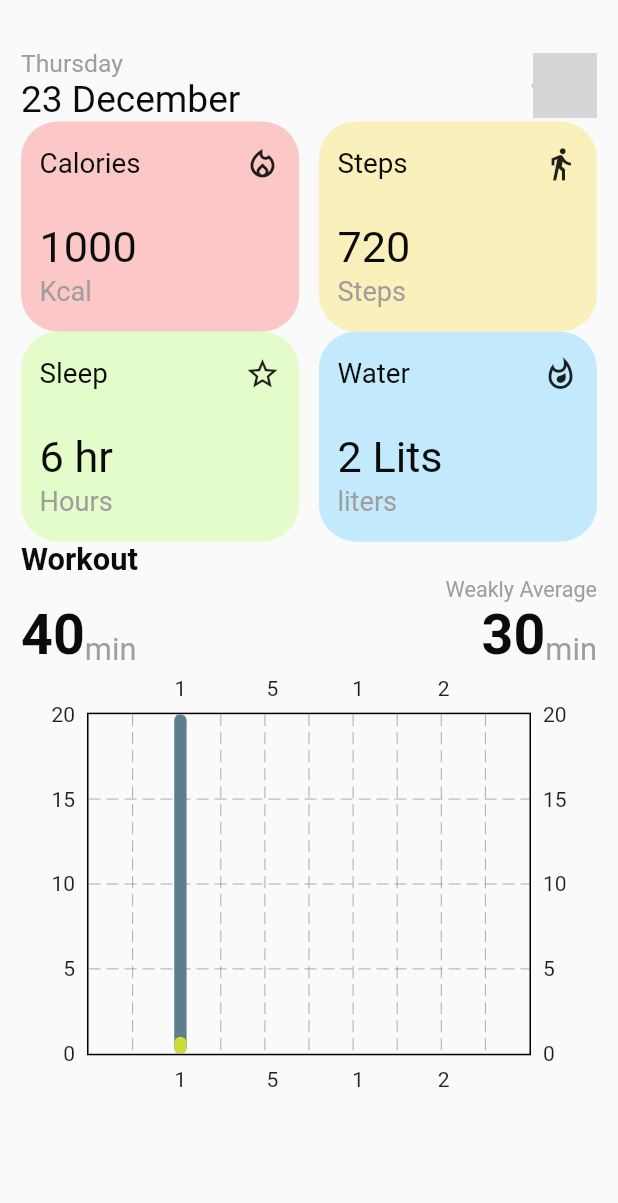
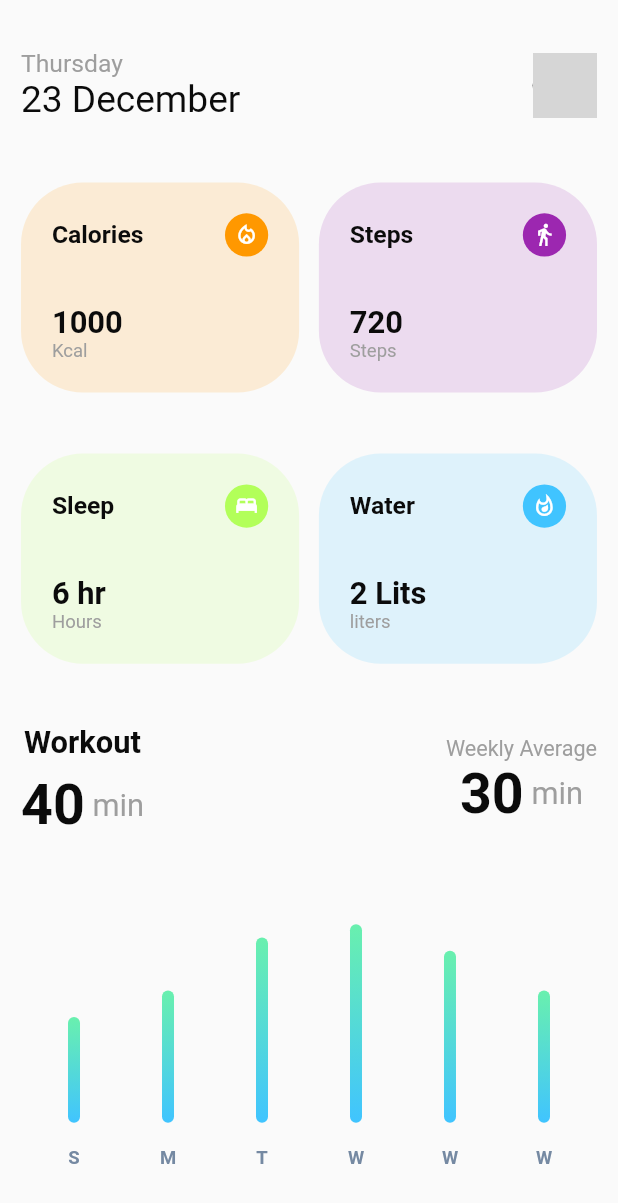
Before and after one commit to naqeeb9a/warehouse-gym, a Flutter app: the Activity screen opened directly, on a phone screen of 412 x 824 dp. Shown: the top 1203 px of the screen. Run offline on Flutter 3.47's test engine with Material 2 defaults, Android fonts, the phone set to English and light mode, and no system bars; drawn by our look-alikes of fl_chart; network calls fail; grey boxes are pictures that could not be loaded.

Commit message:
naqeeb - activity Screen done

```diff
--- a/lib/main.dart
+++ b/lib/main.dart
@@ -1,7 +1,5 @@
 import 'package:flutter/material.dart';
-import 'package:warehouse_gym/screens/activity.dart';
-import 'package:warehouse_gym/screens/login.dart';
-import 'package:warehouse_gym/screens/subscription.dart';
+import 'package:warehouse_gym/screens/bottom_nav.dart';
 
 void main() {
   runApp(const MyApp());
@@ -34,7 +32,7 @@ class MyApp extends StatelessWidget {
       theme: ThemeData(
         primarySwatch: primaryColor,
       ),
-      home: const Activity(),
+      home: const BottomNavBar(),
     );
   }
 }
--- a/lib/screens/activity.dart
+++ b/lib/screens/activity.dart
@@ -13,76 +13,199 @@ class Activity extends StatelessWidget {
     return SafeArea(
       child: Scaffold(
         body: Container(
-          padding: EdgeInsets.symmetric(horizontal: dynamicWidth(context, 0.034),vertical: dynamicHeight(context, 0.04)),
+          padding: EdgeInsets.symmetric(
+              horizontal: dynamicWidth(context, 0.034),
+              vertical: dynamicHeight(context, 0.04)),
           child: Column(
+            mainAxisAlignment: MainAxisAlignment.spaceBetween,
             children: [
-                homeBar(context,activityCheck: true),
+              homeBar(context, activityCheck: true),
               Row(
                 mainAxisAlignment: MainAxisAlignment.spaceBetween,
                 children: [
-                    workoutBox(context,"Calories","1000","Kcal",Icons.local_fire_department_outlined,myRed),
-                    workoutBox(context,"Steps","720","Steps",Icons.directions_walk_outlined ,myYellow),
-                  ],
-                ),Row(
-                  mainAxisAlignment: MainAxisAlignment.spaceBetween,
-                  children: [
-                    workoutBox(context,"Sleep","6 hr","Hours",Icons.star_border_outlined,myGreen),
-                    workoutBox(context,"Water","2 Lits","liters",Icons.whatshot_outlined,myBlue),
+                  workoutBox(context, "Calories", "1000", "Kcal",
+                      Icons.local_fire_department_outlined, Colors.orange),
+                  workoutBox(context, "Steps", "720", "Steps",
+                      Icons.directions_walk_outlined, Colors.purple),
                 ],
               ),
               Row(
-                  children: [
-                    text(context, "Workout", 0.05, myBlack,bold: true)
-                  ],
-                ),Row(
-                  mainAxisAlignment: MainAxisAlignment.end,
-                  children: [
-                    text(context, "Weakly Average", 0.035, myGrey)
-                  ],
-                ),Row(
                 mainAxisAlignment: MainAxisAlignment.spaceBetween,
                 children: [
-                    Row(
-                      crossAxisAlignment: CrossAxisAlignment.end,
-                      children: [
-                        text(context, "40", 0.09, myBlack,bold: true),
-                        text(context, "min", 0.05, myGrey,),
-                      ],
-                    ),Row(
-                      crossAxisAlignment: CrossAxisAlignment.end,
-                      children: [
-                        text(context, "30", 0.09, myBlack,bold: true),
-                        text(context, "min", 0.05, myGrey,),
-                      ],
-                    )
+                  workoutBox(
+                      context, "Sleep", "6 hr", "Hours", Icons.bed, myGreen),
+                  workoutBox(context, "Water", "2 Lits", "liters",
+                      Icons.whatshot_outlined, myBlue),
                 ],
               ),
-          BarChart(
-
-            BarChartData(
-              barGroups: [BarChartGroupData(x: 1,barRods: [
-              BarChartRodData(
-                y: 1 ,
-                colors: [Colors.lime],
-                width: dynamicWidth(context, 0.02),
-                borderSide: const BorderSide(color: Colors.white, width: 0),
-                backDrawRodData: BackgroundBarChartRodData(
-                  show: true,
-                  y: 20,
-                  colors: [Colors.blueGrey],
+              Row(
+                mainAxisAlignment: MainAxisAlignment.spaceBetween,
+                children: [
+                  workOutRow(
+                      context, "Workout", "40", " min", 0.05, myBlack, true,
+                      check: true),
+                  workOutRow(context, "Weekly Average", "30", " min", 0.035,
+                      myGrey, false),
+                ],
               ),
-              ),
-            ],
-
-            ),BarChartGroupData(x: 5),BarChartGroupData(x: 1),BarChartGroupData(x: 2),]
-            ),
-            swapAnimationDuration: Duration(milliseconds: 150), // Optional
-            swapAnimationCurve: Curves.linear, // Optional
-          ),
+              barChartCustom(context)
             ],
           ),
         ),
       ),
     );
   }
+
+  workOutRow(context, text1, text2, text3, size, color, bold, {check = false}) {
+    return Column(
+      children: [
+        text(context, text1, size, color, bold: bold),
+        Visibility(
+          visible: check,
+          child: heightBox(context, 0.01),
+        ),
+        Row(
+          mainAxisAlignment: MainAxisAlignment.start,
+          children: [
+            text(context, text2, 0.09, myBlack, bold: true),
+            text(
+              context,
+              text3,
+              0.05,
+              myGrey,
+            ),
+          ],
+        ),
+      ],
+    );
   }
+
+  Widget barChartCustom(context) {
+    return AspectRatio(
+      aspectRatio: 2,
+      child: Card(
+        elevation: 0,
+        shape: RoundedRectangleBorder(borderRadius: BorderRadius.circular(4)),
+        color: Colors.transparent,
+        child: BarChart(
+          BarChartData(
+              barTouchData: barTouchData,
+              titlesData: titlesData(context),
+              borderData: borderData,
+              barGroups: barGroups,
+              alignment: BarChartAlignment.spaceAround,
+              maxY: dynamicHeight(context, 0.02),
+              gridData: FlGridData(show: false)),
+        ),
+      ),
+    );
+  }
+
+  BarTouchData get barTouchData => BarTouchData(
+        enabled: false,
+        touchTooltipData: BarTouchTooltipData(
+          tooltipBgColor: Colors.transparent,
+          tooltipPadding: const EdgeInsets.all(0),
+          tooltipMargin: 8,
+          getTooltipItem: (
+            BarChartGroupData group,
+            int groupIndex,
+            BarChartRodData rod,
+            int rodIndex,
+          ) {
+            return BarTooltipItem(
+              rod.y.round().toString(),
+              const TextStyle(
+                color: Colors.white,
+                fontWeight: FontWeight.bold,
+              ),
+            );
+          },
+        ),
+      );
+  FlTitlesData titlesData(context) {
+    return FlTitlesData(
+      show: true,
+      bottomTitles: SideTitles(
+        showTitles: true,
+        getTextStyles: (context, value) => TextStyle(
+          color: const Color(0xff7589a2),
+          fontWeight: FontWeight.bold,
+          fontSize: dynamicWidth(context, 0.03),
+        ),
+        margin: dynamicHeight(context, 0.02),
+        getTitles: (double value) {
+          switch (value.toInt()) {
+            case 0:
+              return 'S';
+            case 1:
+              return 'M';
+            case 2:
+              return 'T';
+            case 3:
+              return 'W';
+            case 4:
+              return 'T';
+            case 5:
+              return 'F';
+            case 6:
+              return 'S';
+            default:
+              return '';
+          }
+        },
+      ),
+      leftTitles: SideTitles(showTitles: false),
+      topTitles: SideTitles(showTitles: false),
+      rightTitles: SideTitles(showTitles: false),
+    );
+  }
+
+  FlBorderData get borderData => FlBorderData(
+        show: false,
+      );
+  List<BarChartGroupData> get barGroups => [
+        BarChartGroupData(
+          x: 0,
+          barRods: [
+            BarChartRodData(
+                y: 8, colors: [Colors.lightBlueAccent, Colors.greenAccent])
+          ],
+        ),
+        BarChartGroupData(
+          x: 1,
+          barRods: [
+            BarChartRodData(
+                y: 10, colors: [Colors.lightBlueAccent, Colors.greenAccent])
+          ],
+        ),
+        BarChartGroupData(
+          x: 2,
+          barRods: [
+            BarChartRodData(
+                y: 14, colors: [Colors.lightBlueAccent, Colors.greenAccent])
+          ],
+        ),
+        BarChartGroupData(
+          x: 3,
+          barRods: [
+            BarChartRodData(
+                y: 15, colors: [Colors.lightBlueAccent, Colors.greenAccent])
+          ],
+        ),
+        BarChartGroupData(
+          x: 3,
+          barRods: [
+            BarChartRodData(
+                y: 13, colors: [Colors.lightBlueAccent, Colors.greenAccent])
+          ],
+        ),
+        BarChartGroupData(
+          x: 3,
+          barRods: [
+            BarChartRodData(
+                y: 10, colors: [Colors.lightBlueAccent, Colors.greenAccent])
+          ],
+        ),
+      ];
+}
--- a/lib/screens/subscription.dart
+++ b/lib/screens/subscription.dart
@@ -91,10 +91,15 @@ class _SubscriptionState extends State<Subscription> {
                     ),
                   ],
                 ),
-                planCard(context,"Monthly","40000/month"),
-                planCard(context,"Annual","20000/month"),
-                planCard(context,"Free Trial","7 free days"),
-            colorfulButton(context, "Choose", myBlack, myYellow,),
+                planCard(context, "Monthly", "40000/month"),
+                planCard(context, "Annual", "20000/month"),
+                planCard(context, "Free Trial", "7 free days"),
+                colorfulButton(
+                  context,
+                  "Choose",
+                  myBlack,
+                  myYellow,
+                ),
               ],
             ),
           ),
@@ -104,9 +109,7 @@ class _SubscriptionState extends State<Subscription> {
   }
 }
 
-Widget planCard(
-  context,validity,paisa
-) {
+Widget planCard(context, validity, paisa) {
   return Container(
     padding: EdgeInsets.symmetric(horizontal: dynamicWidth(context, 0.05)),
     width: dynamicWidth(context, 0.9),
@@ -138,16 +141,19 @@ Widget planCard(
                 Text(
                   paisa,
                   style: TextStyle(
-                    fontSize: dynamicWidth(context, 0.04),
-                    color: myBlack.withOpacity(0.4)
-                  ),
+                      fontSize: dynamicWidth(context, 0.04),
+                      color: myBlack.withOpacity(0.4)),
                 ),
               ],
             ),
           ],
         ),
-
-        Radio(value: "yes", groupValue: null, onChanged: null,visualDensity: VisualDensity(horizontal: -4),),
+        const Radio(
+          value: "yes",
+          groupValue: null,
+          onChanged: null,
+          visualDensity: VisualDensity(horizontal: -4),
+        ),
       ],
     ),
   );
--- a/lib/widgets/essential_widgets.dart
+++ b/lib/widgets/essential_widgets.dart
@@ -15,18 +15,27 @@ Widget rowText(context, text1, size, color, bold, {check = false}) {
   );
 }
 
-Widget homeBar(context, {check = false, text1 = "",activityCheck = false}) {
-  var date=DateTime.now();
+Widget homeBar(context, {check = false, text1 = "", activityCheck = false}) {
+  var date = DateTime.now();
   return Row(
     mainAxisAlignment: MainAxisAlignment.spaceBetween,
     children: [
       check == true
           ? text(context, text1, 0.06, myBlack, bold: true)
-          :  Column(
+          : Column(
               crossAxisAlignment: CrossAxisAlignment.start,
               children: [
-                activityCheck==true?text(context,DateFormat('EEEE').format(date).toString(),0.04,myGrey) : text(context, "Good Morning! ", 0.04, myGrey),
-                activityCheck==true?text(context,DateFormat('dd'" "'MMMM').format(date).toString(),0.06,myBlack) :text(context, "Sami Ahmed ", 0.06, myBlack, bold: true),
+                activityCheck == true
+                    ? text(context, DateFormat('EEEE').format(date).toString(),
+                        0.04, myGrey)
+                    : text(context, "Good Morning! ", 0.04, myGrey),
+                activityCheck == true
+                    ? text(
+                        context,
+                        DateFormat('dd' " " 'MMMM').format(date).toString(),
+                        0.06,
+                        myBlack)
+                    : text(context, "Sami Ahmed ", 0.06, myBlack, bold: true),
               ],
             ),
       check == true
@@ -37,7 +46,9 @@ Widget homeBar(context, {check = false, text1 = "",activityCheck = false}) {
             )
           : Row(
               children: [
-                activityCheck==true?Container():CircleAvatar(
+                activityCheck == true
+                    ? Container()
+                    : CircleAvatar(
                         radius: dynamicWidth(context, 0.052),
                         backgroundColor: myGrey.withOpacity(0.3),
                         child: CircleAvatar(
@@ -77,35 +88,37 @@ Widget customProgress(context, progressDegrees, fadeInDuration) {
   );
 }
 
-
-Widget workoutBox (context,text1,text2,text3,icon,color){
+Widget workoutBox(context, text1, text2, text3, icon, color) {
   return Container(
-    padding: EdgeInsets.symmetric(horizontal: dynamicWidth(context, 0.03),vertical: dynamicHeight(context, 0.02)),
+    padding: EdgeInsets.all(dynamicWidth(context, 0.05)),
     width: dynamicWidth(context, 0.45),
     height: dynamicHeight(context, 0.17),
     decoration: BoxDecoration(
-        color: color.withOpacity(0.3),
-      borderRadius: BorderRadius.circular(dynamicWidth(context, 0.06))
-    ),
+        color: color.withOpacity(0.15),
+        borderRadius: BorderRadius.circular(dynamicWidth(context, 0.1))),
     child: Column(
+      crossAxisAlignment: CrossAxisAlignment.start,
       mainAxisAlignment: MainAxisAlignment.spaceBetween,
       children: [
-        Padding(
-          padding: EdgeInsets.only(bottom: dynamicHeight(context, 0.03)),
-          child: Row(
+        Row(
           mainAxisAlignment: MainAxisAlignment.spaceBetween,
           children: [
-              text(context, text1, 0.045, myBlack),
-              Icon(icon),
+            text(context, text1, 0.04, myBlack, bold: true),
+            CircleAvatar(
+                backgroundColor: color,
+                radius: dynamicWidth(context, 0.035),
+                child: Icon(
+                  icon,
+                  color: myWhite,
+                  size: dynamicWidth(context, 0.04),
+                )),
           ],
         ),
-        ), Row(
+        Column(
+          crossAxisAlignment: CrossAxisAlignment.start,
           children: [
-            text(context, text2, 0.07, myBlack,)
-          ],
-        ), Row(
-          children: [
-            text(context, text3, 0.044, myGrey)
+            text(context, text2, 0.05, myBlack, bold: true),
+            text(context, text3, 0.03, myGrey),
           ],
         ),
       ],
--- a/lib/widgets/home_page_widgets.dart
+++ b/lib/widgets/home_page_widgets.dart
@@ -34,8 +34,8 @@ Widget gymCardsRow(context, img, index) {
                 roundWidget(context, Icons.timer, "  5 min", Colors.green,
                     check: true),
                 widthBox(context, 0.05),
-                roundWidget(
-                    context, Icons.fireplace, "  120 cal", Colors.orange,
+                roundWidget(context, Icons.local_fire_department, "  120 cal",
+                    Colors.orange,
                     check: true),
               ],
             )
@@ -143,8 +143,8 @@ Widget gymCards(context, img, {check = false}) {
                   children: [
                     roundWidget(context, Icons.timer, "  35 min", Colors.green),
                     widthBox(context, 0.05),
-                    roundWidget(
-                        context, Icons.fireplace, "  120 cal", Colors.orange)
+                    roundWidget(context, Icons.local_fire_department,
+                        "  120 cal", Colors.orange)
                   ],
                 ),
                 heightBox(context, 0.01),
```
Also changed, not shown: pubspec.lock. Lines whose indentation alone changed are shown as unchanged.
